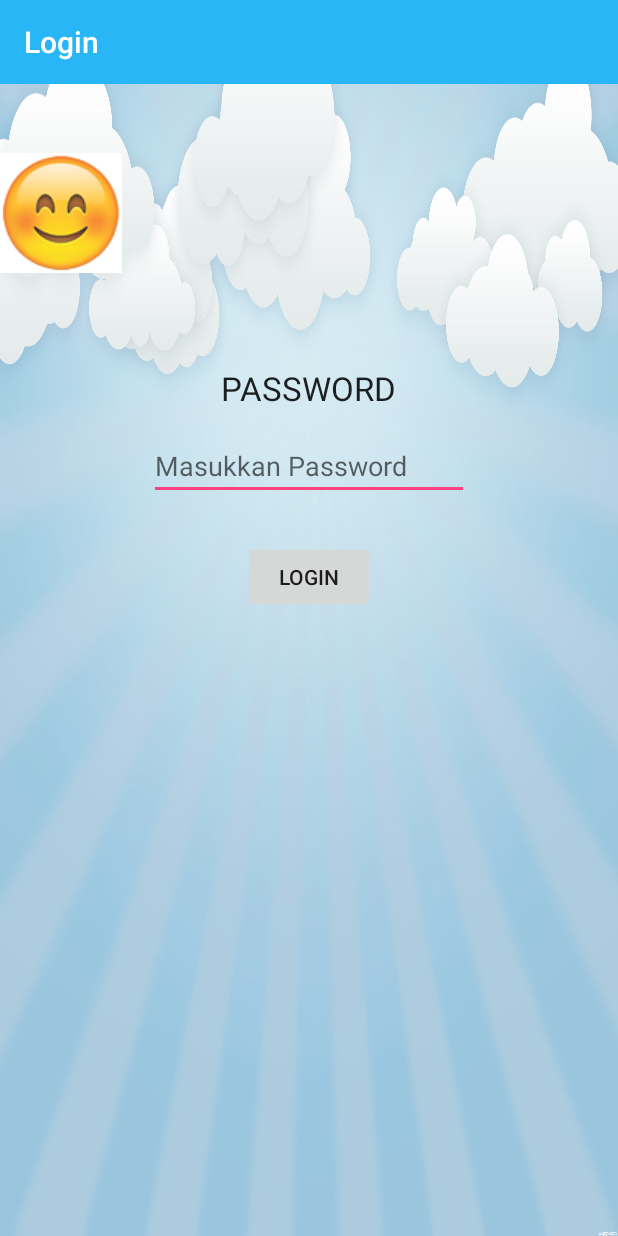
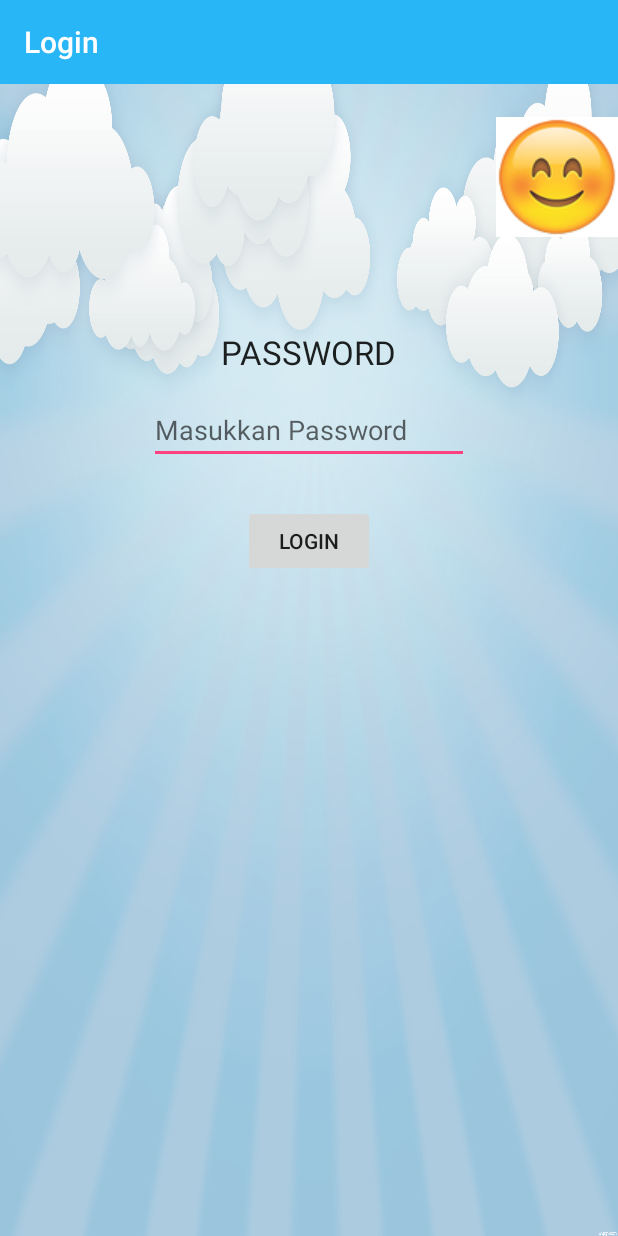
Before and after one commit to Abelbimaw/MyLife, an Android app: the LoginActivity screen opened directly, with no data from a screen before it, on a phone screen of 412 x 824 dp. Run offline under Robolectric (Android 15) with nearby library versions, the phone set to English and light mode, and no system bars.

Commit message:
change active values by Mufidatun

```diff
--- a/app/src/main/res/layout/login_activity.xml
+++ b/app/src/main/res/layout/login_activity.xml
@@ -45,10 +45,9 @@
         android:id="@+id/imageView1"
         android:layout_width="wrap_content"
         android:layout_height="124dp"
-        android:layout_alignParentLeft="true"
-        android:layout_alignParentStart="true"
-        android:layout_alignParentTop="true"
-        android:layout_marginTop="24dp"
+        android:layout_alignParentEnd="true"
+        android:layout_alignParentRight="true"
+        android:layout_alignTop="@+id/imageView1"
         android:src="@drawable/happy" />
 
 </RelativeLayout>
--- a/app/src/main/res/values/strings.xml
+++ b/app/src/main/res/values/strings.xml
@@ -1,5 +1,5 @@
 <resources>
-    <string name="app_name">MyDiary</string>
+    <string name="app_name">MyLife</string>
     <string name="hello_world">Hello world!</string>
     <string name="action_settings">Settings</string>
     <string name="title_activity_login">Login</string>
```
